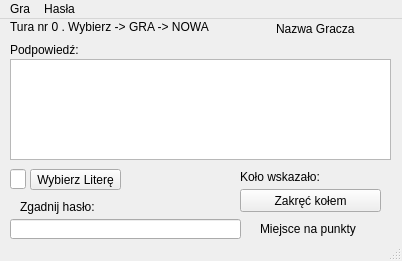
Before: the Qt Designer form oknoglowne.ui in MiszczProgramowania/KoloFortuny, drawn with Qt 5.
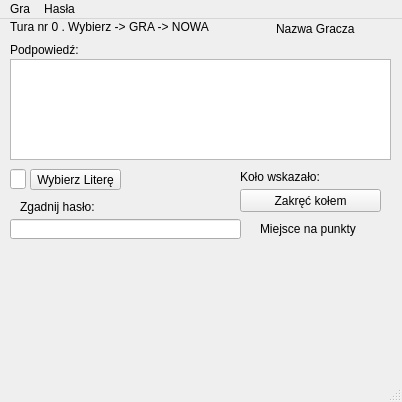
After: the same form once the commit is applied.

What changed in the file:
```diff
--- a/oknoglowne.ui
+++ b/oknoglowne.ui
@@ -7,19 +7,19 @@
     <x>0</x>
     <y>0</y>
     <width>402</width>
-    <height>261</height>
+    <height>402</height>
    </rect>
   </property>
   <property name="minimumSize">
    <size>
     <width>402</width>
-    <height>261</height>
+    <height>402</height>
    </size>
   </property>
   <property name="maximumSize">
    <size>
     <width>402</width>
-    <height>261</height>
+    <height>402</height>
    </size>
   </property>
   <property name="baseSize">
@@ -217,6 +217,19 @@
      <string>Nazwa Gracza</string>
     </property>
    </widget>
+   <widget class="QLabel" name="labelGrafika">
+    <property name="geometry">
+     <rect>
+      <x>16</x>
+      <y>232</y>
+      <width>381</width>
+      <height>131</height>
+     </rect>
+    </property>
+    <property name="text">
+     <string/>
+    </property>
+   </widget>
   </widget>
   <widget class="QMenuBar" name="menuBar">
    <property name="geometry">
```
Left out of the diff: 2 changed lines with no effect on the pictures.
